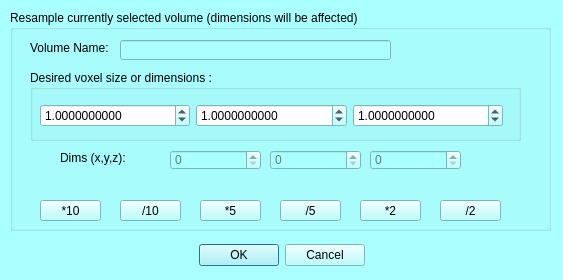
Old version of the form MorphoDig/Qt/mqResampleDialog.ui in the repository morphomuseum/MorphoDig.
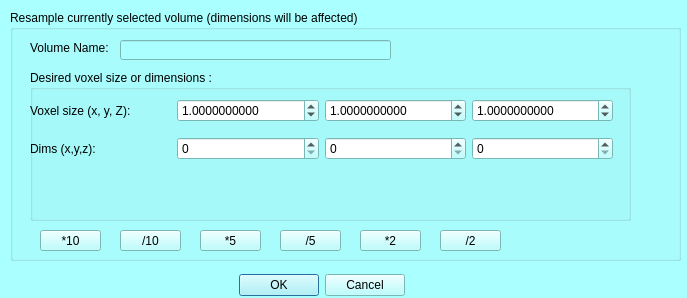
New version of the form.

Commit message: Resample : should work now.

Diff of the .ui file:
```diff
--- a/MorphoDig/Qt/mqResampleDialog.ui
+++ b/MorphoDig/Qt/mqResampleDialog.ui
@@ -6,8 +6,8 @@
    <rect>
     <x>0</x>
     <y>0</y>
-    <width>563</width>
-    <height>280</height>
+    <width>687</width>
+    <height>298</height>
    </rect>
   </property>
   <property name="palette">
@@ -458,8 +458,8 @@
   <widget class="QWidget" name="layoutWidget">
    <property name="geometry">
     <rect>
-     <x>170</x>
-     <y>240</y>
+     <x>210</x>
+     <y>270</y>
      <width>195</width>
      <height>30</height>
     </rect>
@@ -482,8 +482,8 @@
     <rect>
      <x>10</x>
      <y>10</y>
-     <width>541</width>
-     <height>221</height>
+     <width>671</width>
+     <height>251</height>
     </rect>
    </property>
    <property name="title">
@@ -493,7 +493,7 @@
     <property name="geometry">
      <rect>
       <x>30</x>
-      <y>190</y>
+      <y>220</y>
       <width>61</width>
       <height>21</height>
      </rect>
@@ -506,7 +506,7 @@
     <property name="geometry">
      <rect>
       <x>110</x>
-      <y>190</y>
+      <y>220</y>
       <width>61</width>
       <height>21</height>
      </rect>
@@ -519,7 +519,7 @@
     <property name="geometry">
      <rect>
       <x>190</x>
-      <y>190</y>
+      <y>220</y>
       <width>61</width>
       <height>21</height>
      </rect>
@@ -532,7 +532,7 @@
     <property name="geometry">
      <rect>
       <x>270</x>
-      <y>190</y>
+      <y>220</y>
       <width>61</width>
       <height>21</height>
      </rect>
@@ -545,7 +545,7 @@
     <property name="geometry">
      <rect>
       <x>350</x>
-      <y>190</y>
+      <y>220</y>
       <width>61</width>
       <height>21</height>
      </rect>
@@ -558,7 +558,7 @@
     <property name="geometry">
      <rect>
       <x>430</x>
-      <y>190</y>
+      <y>220</y>
       <width>61</width>
       <height>21</height>
      </rect>
@@ -572,8 +572,8 @@
      <rect>
       <x>20</x>
       <y>60</y>
-      <width>491</width>
-      <height>71</height>
+      <width>601</width>
+      <height>151</height>
      </rect>
     </property>
     <property name="title">
@@ -582,13 +582,22 @@
     <widget class="QWidget" name="horizontalLayoutWidget_4">
      <property name="geometry">
       <rect>
-       <x>10</x>
-       <y>30</y>
-       <width>463</width>
-       <height>31</height>
+       <x>0</x>
+       <y>20</y>
+       <width>583</width>
+       <height>80</height>
       </rect>
      </property>
+     <layout class="QVBoxLayout" name="verticalLayout">
+      <item>
      <layout class="QHBoxLayout" name="horizontalLayout_9">
+        <item>
+         <widget class="QLabel" name="label_2">
+          <property name="text">
+           <string>Voxel size (x, y, Z):</string>
+          </property>
+         </widget>
+        </item>
       <item>
        <widget class="QDoubleSpinBox" name="voxelSizeX">
         <property name="enabled">
@@ -647,59 +656,50 @@
        </widget>
       </item>
      </layout>
-    </widget>
-   </widget>
-   <widget class="QSpinBox" name="dim1">
-    <property name="enabled">
-     <bool>false</bool>
-    </property>
-    <property name="geometry">
-     <rect>
-      <x>260</x>
-      <y>140</y>
-      <width>91</width>
-      <height>20</height>
-     </rect>
-    </property>
-   </widget>
-   <widget class="QSpinBox" name="dim2">
-    <property name="enabled">
-     <bool>false</bool>
-    </property>
-    <property name="geometry">
-     <rect>
-      <x>360</x>
-      <y>140</y>
-      <width>91</width>
-      <height>20</height>
-     </rect>
-    </property>
-   </widget>
-   <widget class="QSpinBox" name="dim0">
-    <property name="enabled">
-     <bool>false</bool>
-    </property>
-    <property name="geometry">
-     <rect>
-      <x>160</x>
-      <y>140</y>
-      <width>91</width>
-      <height>20</height>
-     </rect>
-    </property>
-   </widget>
+      </item>
+      <item>
+       <layout class="QHBoxLayout" name="horizontalLayout">
+        <item>
    <widget class="QLabel" name="label_8">
-    <property name="geometry">
-     <rect>
-      <x>50</x>
-      <y>140</y>
-      <width>71</width>
-      <height>16</height>
-     </rect>
-    </property>
     <property name="text">
      <string>Dims (x,y,z):</string>
     </property>
+         </widget>
+        </item>
+        <item>
+         <widget class="QSpinBox" name="dimX">
+          <property name="enabled">
+           <bool>true</bool>
+          </property>
+          <property name="maximum">
+           <number>1000000</number>
+          </property>
+         </widget>
+        </item>
+        <item>
+         <widget class="QSpinBox" name="dimY">
+          <property name="enabled">
+           <bool>true</bool>
+          </property>
+          <property name="maximum">
+           <number>1000000</number>
+          </property>
+         </widget>
+        </item>
+        <item>
+         <widget class="QSpinBox" name="dimZ">
+          <property name="enabled">
+           <bool>true</bool>
+          </property>
+          <property name="maximum">
+           <number>1000000</number>
+          </property>
+         </widget>
+        </item>
+       </layout>
+      </item>
+     </layout>
+    </widget>
    </widget>
   </widget>
   <widget class="QLabel" name="label">
```
Left out of the diff: 2 changed lines with no effect on the pictures. Lines whose indentation alone changed are shown as unchanged. The commit also changes 7 other files.
